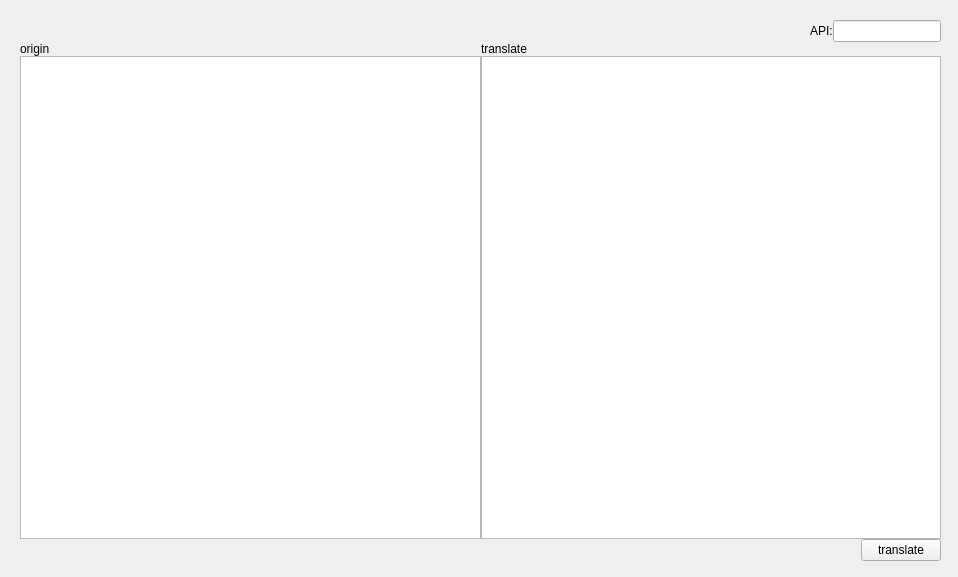
Qt form ui/FinTranslatorMainWidget.ui (KimYubin/SolTranslator) before a commit.
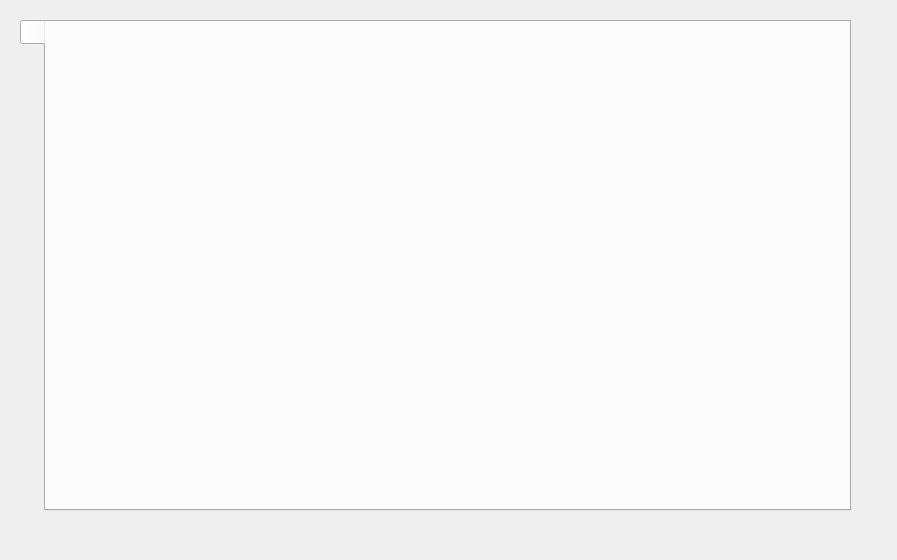
The same form after that commit.

Diff of the .ui file:
```diff
--- a/ui/FinTranslatorMainWidget.ui
+++ b/ui/FinTranslatorMainWidget.ui
@@ -6,8 +6,8 @@
             <rect>
                 <x>0</x>
                 <y>0</y>
-                <width>958</width>
-                <height>577</height>
+    <width>897</width>
+    <height>560</height>
             </rect>
         </property>
         <property name="windowTitle">
@@ -18,8 +18,8 @@
                 <rect>
                     <x>10</x>
                     <y>10</y>
-                    <width>941</width>
-                    <height>561</height>
+     <width>851</width>
+     <height>511</height>
                 </rect>
             </property>
             <layout class="QGridLayout" name="mainLayout">
@@ -38,111 +38,27 @@
                 <property name="spacing">
                     <number>0</number>
                 </property>
-                <item row="2" column="0">
-                    <layout class="QHBoxLayout" name="horizontalLayout_3">
-                        <item>
-                            <spacer name="horizontalSpacer_2">
-                                <property name="orientation">
-                                    <enum>Qt::Orientation::Horizontal</enum>
-                                </property>
-                                <property name="sizeHint" stdset="0">
-                                    <size>
-                                        <width>40</width>
-                                        <height>20</height>
-                                    </size>
-                                </property>
-                            </spacer>
-                        </item>
-                        <item>
-                            <widget class="QPushButton" name="findButton">
-                                <property name="text">
-                                    <string>translate</string>
-                                </property>
-                            </widget>
-                        </item>
-                    </layout>
-                </item>
-                <item row="1" column="0">
-                    <layout class="QHBoxLayout" name="horizontalLayout_2">
-                        <property name="leftMargin">
-                            <number>0</number>
-                        </property>
-                        <property name="rightMargin">
-                            <number>0</number>
-                        </property>
-                        <item>
-                            <layout class="QVBoxLayout" name="verticalLayout">
-                                <item>
-                                    <widget class="QLabel" name="label">
-                                        <property name="text">
-                                            <string>origin</string>
-                                        </property>
-                                    </widget>
-                                </item>
-                                <item>
-                                    <widget class="QPlainTextEdit" name="plainTextEditOrigin"/>
-                                </item>
-                            </layout>
-                        </item>
-                        <item>
-                            <layout class="QVBoxLayout" name="verticalLayout_2">
-                                <item>
-                                    <widget class="QLabel" name="label_2">
-                                        <property name="text">
-                                            <string>translate</string>
-                                        </property>
-                                    </widget>
-                                </item>
-                                <item>
-                                    <widget class="QPlainTextEdit" name="plainTextEditTranslate"/>
-                                </item>
-                            </layout>
-                        </item>
-                    </layout>
-                </item>
                 <item row="0" column="0">
-                    <layout class="QHBoxLayout" name="horizontalLayout">
-                        <item>
-                            <spacer name="horizontalSpacer">
-                                <property name="orientation">
-                                    <enum>Qt::Orientation::Horizontal</enum>
-                                </property>
-                                <property name="sizeHint" stdset="0">
-                                    <size>
-                                        <width>398</width>
-                                        <height>20</height>
-                                    </size>
-                                </property>
-                            </spacer>
-                        </item>
-                        <item>
-                            <widget class="QLabel" name="label_api">
-                                <property name="text">
-                                    <string>API:</string>
-                                </property>
-                            </widget>
-                        </item>
-                        <item>
-                            <widget class="QLineEdit" name="lineEdit_api">
-                                <property name="sizePolicy">
-                                    <sizepolicy hsizetype="Fixed" vsizetype="Fixed">
-                                        <horstretch>0</horstretch>
-                                        <verstretch>0</verstretch>
-                                    </sizepolicy>
-                                </property>
+     <widget class="QTabWidget" name="mainTabWidget">
+      <property name="tabPosition">
+       <enum>QTabWidget::TabPosition::West</enum>
+      </property>
+      <property name="tabShape">
+       <enum>QTabWidget::TabShape::Rounded</enum>
+      </property>
+      <property name="currentIndex">
+       <number>0</number>
+      </property>
+      <widget class="QWidget" name="tab">
+       <attribute name="title">
+        <string/>
+       </attribute>
+      </widget>
                             </widget>
                         </item>
                     </layout>
-                </item>
-            </layout>
-        </widget>
-    </widget>
-    <tabstops>
-        <tabstop>plainTextEditOrigin</tabstop>
-        <tabstop>plainTextEditTranslate</tabstop>
-        <tabstop>findButton</tabstop>
-        <tabstop>lineEdit_api</tabstop>
-    </tabstops>
+  </widget>
+ </widget>
     <resources/>
     <connections/>
 </ui>
```
Lines whose indentation alone changed are shown as unchanged.
